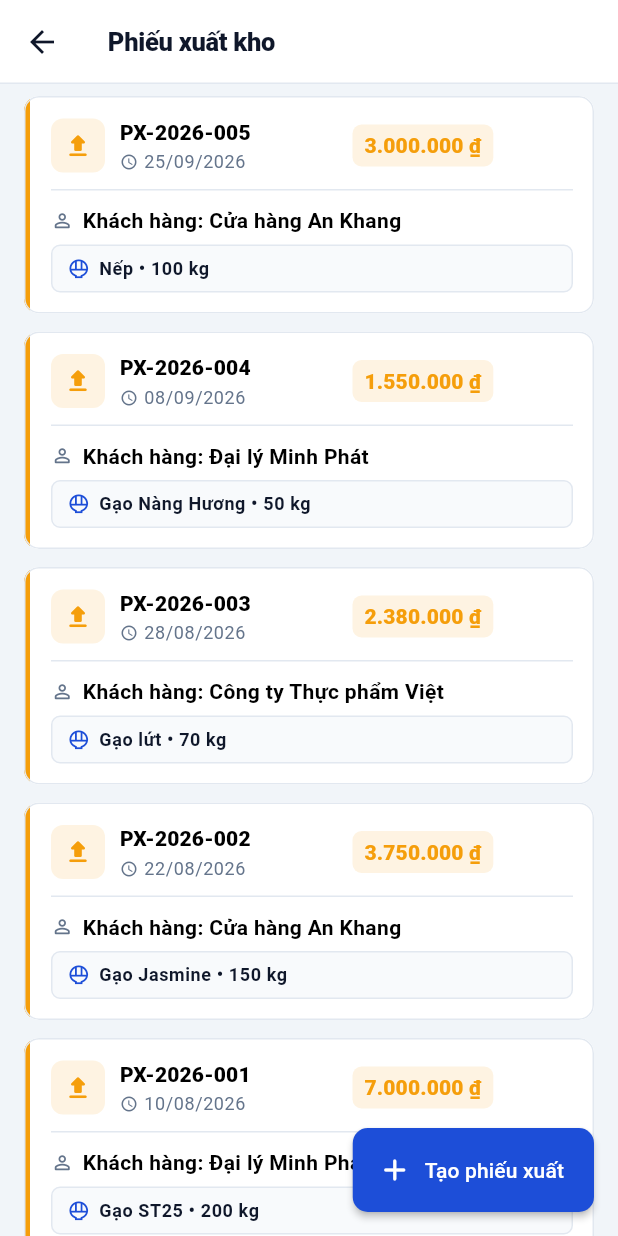
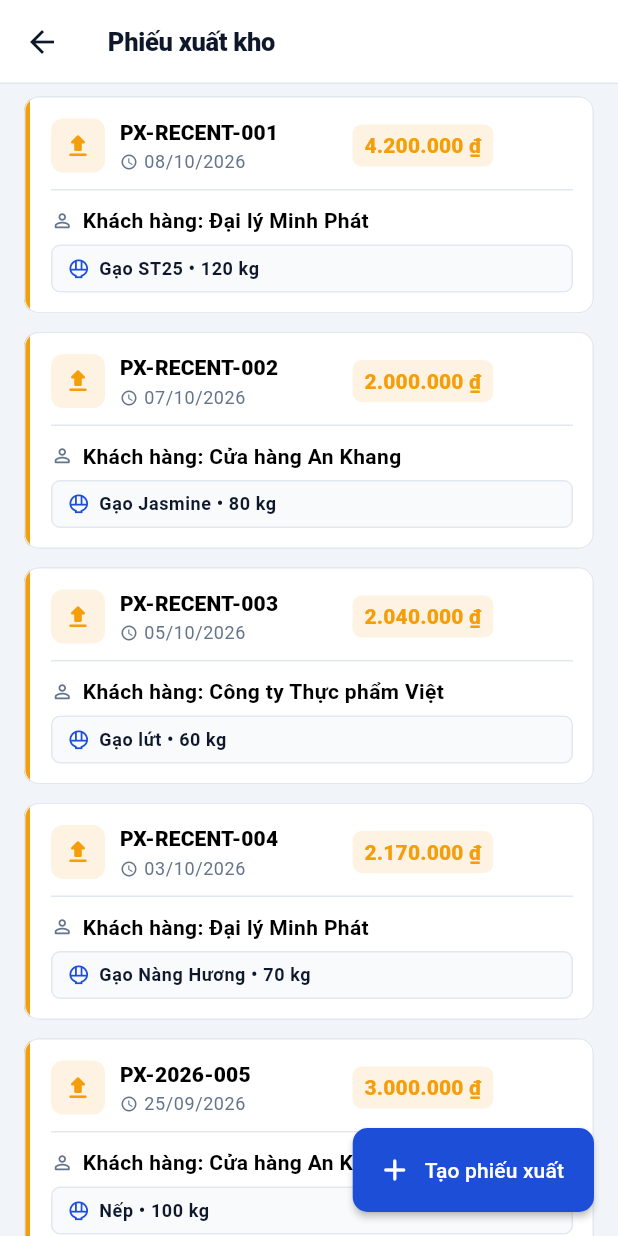
Before and after one commit to duongtruong251125-ship-it/smart-rice-warehouse, a Flutter app: the ExportListScreen screen opened by its route, on a phone screen of 412 x 824 dp. Run offline on Flutter 3.47's test engine with Material 3 defaults, Android fonts, the phone set to English and light mode, and no system bars; accounts and stored records are empty.

Commit message:
feat(mock-data): add active alerts, current month transactions and 7-day activities

```diff
--- a/lib/data/mock_data.dart
+++ b/lib/data/mock_data.dart
@@ -173,7 +173,7 @@ abstract final class MockData {
       code: 'LO-LUT-001',
       riceId: 'rice-brown',
       riceName: 'Gạo lứt',
-      quantity: 280,
+      quantity: 80,
       importDate: DateTime(2026, 8, 20),
       manufactureDate: DateTime(2026, 8, 14),
       expiryDate: DateTime(2027, 2, 14),
@@ -200,6 +200,39 @@ abstract final class MockData {
       manufactureDate: DateTime(2026, 9, 12),
       expiryDate: DateTime(2027, 3, 12),
       status: BatchStatus.available,
+    ),
+    BatchModel(
+      id: 'batch-007',
+      code: 'LO-ST25-CANHAN',
+      riceId: 'rice-st25',
+      riceName: 'Gạo ST25',
+      quantity: 120,
+      importDate: DateTime.now().subtract(const Duration(days: 20)),
+      manufactureDate: DateTime.now().subtract(const Duration(days: 35)),
+      expiryDate: DateTime.now().add(const Duration(days: 5)),
+      status: BatchStatus.available,
+    ),
+    BatchModel(
+      id: 'batch-008',
+      code: 'LO-JAS-CANHAN',
+      riceId: 'rice-jasmine',
+      riceName: 'Gạo Jasmine',
+      quantity: 90,
+      importDate: DateTime.now().subtract(const Duration(days: 15)),
+      manufactureDate: DateTime.now().subtract(const Duration(days: 30)),
+      expiryDate: DateTime.now().add(const Duration(days: 18)),
+      status: BatchStatus.available,
+    ),
+    BatchModel(
+      id: 'batch-009',
+      code: 'LO-NH-HETHAN',
+      riceId: 'rice-nang-huong',
+      riceName: 'Gạo Nàng Hương',
+      quantity: 40,
+      importDate: DateTime.now().subtract(const Duration(days: 60)),
+      manufactureDate: DateTime.now().subtract(const Duration(days: 90)),
+      expiryDate: DateTime.now().subtract(const Duration(days: 3)),
+      status: BatchStatus.expired,
     ),
   ];
 
@@ -294,6 +327,51 @@ abstract final class MockData {
       manufactureDate: DateTime(2026, 9, 5),
       expiryDate: DateTime(2027, 9, 5),
     ),
+    ImportReceiptModel(
+      id: 'import-recent-001',
+      code: 'PN-RECENT-001',
+      supplierId: 'supplier-lua-viet',
+      supplierName: 'Công ty Lúa Việt',
+      date: DateTime.now().subtract(const Duration(days: 2)),
+      riceId: 'rice-st25',
+      riceName: 'Gạo ST25',
+      quantity: 300,
+      purchasePrice: 28000,
+      totalAmount: 8400000,
+      batchCode: 'LO-ST25-RC1',
+      manufactureDate: DateTime.now().subtract(const Duration(days: 10)),
+      expiryDate: DateTime.now().add(const Duration(days: 350)),
+    ),
+    ImportReceiptModel(
+      id: 'import-recent-002',
+      code: 'PN-RECENT-002',
+      supplierId: 'supplier-dong-xanh',
+      supplierName: 'Công ty Đồng Xanh',
+      date: DateTime.now().subtract(const Duration(days: 4)),
+      riceId: 'rice-jasmine',
+      riceName: 'Gạo Jasmine',
+      quantity: 200,
+      purchasePrice: 19000,
+      totalAmount: 3800000,
+      batchCode: 'LO-JAS-RC1',
+      manufactureDate: DateTime.now().subtract(const Duration(days: 12)),
+      expiryDate: DateTime.now().add(const Duration(days: 350)),
+    ),
+    ImportReceiptModel(
+      id: 'import-recent-003',
+      code: 'PN-RECENT-003',
+      supplierId: 'supplier-mekong',
+      supplierName: 'Nông sản Mekong',
+      date: DateTime.now(),
+      riceId: 'rice-nang-huong',
+      riceName: 'Gạo Nàng Hương',
+      quantity: 150,
+      purchasePrice: 24000,
+      totalAmount: 3600000,
+      batchCode: 'LO-NH-RC1',
+      manufactureDate: DateTime.now().subtract(const Duration(days: 5)),
+      expiryDate: DateTime.now().add(const Duration(days: 355)),
+    ),
   ];
 
   static final List<ExportReceiptModel> exportReceipts = <ExportReceiptModel>[
@@ -362,5 +440,57 @@ abstract final class MockData {
       totalAmount: 3000000,
       note: 'Đóng bao 10 kg.',
     ),
+    ExportReceiptModel(
+      id: 'export-recent-001',
+      code: 'PX-RECENT-001',
+      customerId: 'customer-minh-phat',
+      customerName: 'Đại lý Minh Phát',
+      date: DateTime.now(),
+      riceId: 'rice-st25',
+      riceName: 'Gạo ST25',
+      quantity: 120,
+      sellingPrice: 35000,
+      totalAmount: 4200000,
+      note: 'Giao trong ngày.',
+    ),
+    ExportReceiptModel(
+      id: 'export-recent-002',
+      code: 'PX-RECENT-002',
+      customerId: 'customer-an-khang',
+      customerName: 'Cửa hàng An Khang',
+      date: DateTime.now().subtract(const Duration(days: 1)),
+      riceId: 'rice-jasmine',
+      riceName: 'Gạo Jasmine',
+      quantity: 80,
+      sellingPrice: 25000,
+      totalAmount: 2000000,
+      note: 'Đơn hàng định kỳ.',
+    ),
+    ExportReceiptModel(
+      id: 'export-recent-003',
+      code: 'PX-RECENT-003',
+      customerId: 'customer-food-viet',
+      customerName: 'Công ty Thực phẩm Việt',
+      date: DateTime.now().subtract(const Duration(days: 3)),
+      riceId: 'rice-brown',
+      riceName: 'Gạo lứt',
+      quantity: 60,
+      sellingPrice: 34000,
+      totalAmount: 2040000,
+      note: 'Xuất gạo lứt dinh dưỡng.',
+    ),
+    ExportReceiptModel(
+      id: 'export-recent-004',
+      code: 'PX-RECENT-004',
+      customerId: 'customer-minh-phat',
+      customerName: 'Đại lý Minh Phát',
+      date: DateTime.now().subtract(const Duration(days: 5)),
+      riceId: 'rice-nang-huong',
+      riceName: 'Gạo Nàng Hương',
+      quantity: 70,
+      sellingPrice: 31000,
+      totalAmount: 2170000,
+      note: 'Giao siêu thị mini.',
+    ),
   ];
 }
```
